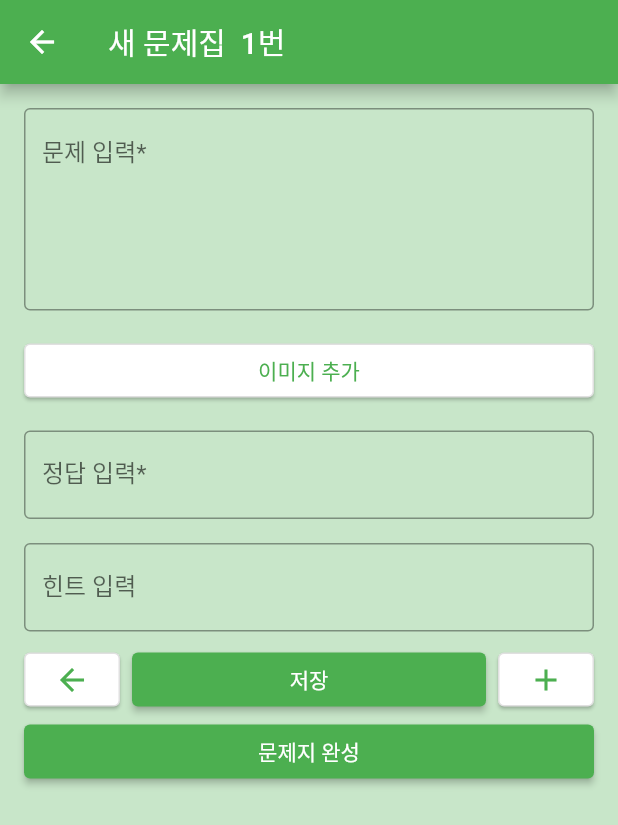
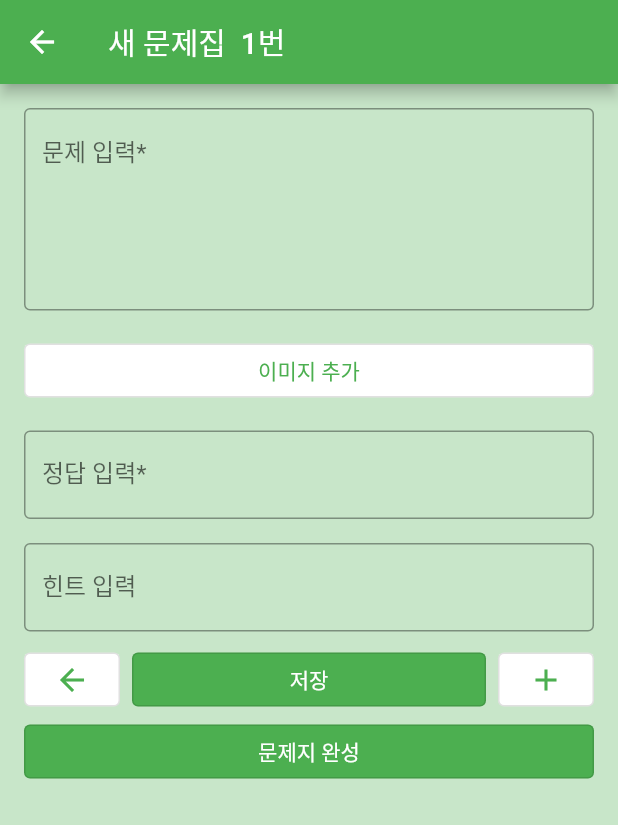
Before and after one commit to ranxe/quiz_book, a Flutter app: the NewWorkbookPage screen opened by its route, after a tap on "간단히 만들기", on a phone screen of 412 x 824 dp. Shown: the top 825 px of the screen. Run offline on Flutter 3.47's test engine with Material 2 defaults, Android fonts, the phone set to English and light mode, and no system bars; our stand-ins replace get.

Commit message:
Add common components : PrimaryButton, SecondaryButton

```diff
--- /dev/null
+++ b/lib/components/primary_button.dart
@@ -0,0 +1,27 @@
+import 'package:flutter/material.dart';
+import 'package:quiz_book/constant/constant.dart';
+
+class PrimaryButton extends StatelessWidget {
+  const PrimaryButton({
+    Key? key,
+    required this.onPressed,
+    required this.text,
+  }) : super(key: key);
+
+  final Function onPressed;
+  final String text;
+
+  @override
+  Widget build(BuildContext context) {
+    return OutlinedButton(
+      style: OutlinedButton.styleFrom(
+        backgroundColor: primaryColor,
+      ),
+      onPressed: () {
+        onPressed();
+      },
+      child: Text(text,
+        style : const TextStyle(color: Colors.white)),
+    );
+  }
+}
--- /dev/null
+++ b/lib/components/secondary_button .dart
@@ -0,0 +1,26 @@
+import 'package:flutter/material.dart';
+import 'package:quiz_book/constant/constant.dart';
+
+class SecondaryButton extends StatelessWidget {
+  const SecondaryButton({
+    Key? key,
+    required this.onPressed,
+    required this.text,
+  }) : super(key: key);
+
+  final Function onPressed;
+  final String text;
+
+  @override
+  Widget build(BuildContext context) {
+    return OutlinedButton(
+      style: OutlinedButton.styleFrom(
+        backgroundColor: secondaryColor,
+      ),
+      onPressed: () {
+        onPressed();
+      },
+      child: Text(text)
+    );
+  }
+}
--- a/lib/constant/constant.dart
+++ b/lib/constant/constant.dart
@@ -2,7 +2,8 @@ import 'package:flutter/material.dart';
 
 String defaultName = '새 문제집';
 
-MaterialColor primaryColor= Colors.green;
+MaterialColor primaryColor = Colors.green;
+Color secondaryColor = Colors.white;
 
 List<Color> pallete = [
   Colors.white,
--- a/lib/screens/home_page.dart
+++ b/lib/screens/home_page.dart
@@ -21,8 +21,8 @@ class HomePage extends StatelessWidget {
               child: Column(
                 mainAxisSize : MainAxisSize.min,
                 children: [
-                  ElevatedButton(
-                    style : ElevatedButton.styleFrom(
+                  OutlinedButton(
+                    style : OutlinedButton.styleFrom(
                       backgroundColor : Colors.white
                     ),
                     onPressed: () {
@@ -51,7 +51,7 @@ class HomePage extends StatelessWidget {
                 mainAxisSize : MainAxisSize.min,
                 children: [
                   OutlinedButton(
-                    style : ElevatedButton.styleFrom(
+                    style : OutlinedButton.styleFrom(
                       backgroundColor : Colors.white
                     ),
                     onPressed: () {
--- a/lib/screens/new_workbook_page.dart
+++ b/lib/screens/new_workbook_page.dart
@@ -1,6 +1,8 @@
 import 'package:flutter/material.dart';
 import 'package:get/get.dart';
 import 'package:quiz_book/components/color_selector.dart';
+import 'package:quiz_book/components/primary_button.dart';
+import 'package:quiz_book/components/secondary_button%20.dart';
 import 'package:quiz_book/constant/constant.dart';
 import 'package:quiz_book/controller/workbook_controller.dart';
 
@@ -51,7 +53,7 @@ class _NewWorkbookPageState extends State<NewWorkbookPage> {
               GetX<WorkbookController>(
                 builder: (controller) {
                   return OutlinedButton(
-                      style : ElevatedButton.styleFrom(
+                      style : OutlinedButton.styleFrom(
                         backgroundColor : controller.color.value
                       ),
                       child: SizedBox(
@@ -143,28 +145,24 @@ class _NewWorkbookPageState extends State<NewWorkbookPage> {
                 padding: const EdgeInsets.all(8.0),
                 child: GetBuilder<WorkbookController>(
                   builder: (controller) {
-                    return ElevatedButton(
+                    return PrimaryButton(
                       onPressed: () {
                         FocusScope.of(context).unfocus();
                         Get.offNamed('/new/simple');
                       },
-                      child: const Text('간단히 만들기')
+                      text: '간단히 만들기'
                     );
                   }
                 ),
               ),
               GetBuilder<WorkbookController>(
                 builder: (controller) {
-                  return OutlinedButton(
-                    style: OutlinedButton.styleFrom(
-                      backgroundColor: Colors.white,
-                      elevation: 1.0
-                    ),
+                  return SecondaryButton(
                     onPressed: (){
                       FocusScope.of(context).unfocus();
                       Get.offNamed('/new/exel');
                     },
-                    child: const Text('엑셀로 만들기')
+                    text: '엑셀로 만들기'
                   );
                 }
               ),
--- a/lib/screens/new_workbook_simple_page.dart
+++ b/lib/screens/new_workbook_simple_page.dart
@@ -1,5 +1,7 @@
 import 'package:flutter/material.dart';
 import 'package:get/get.dart';
+import 'package:quiz_book/components/primary_button.dart';
+import 'package:quiz_book/components/secondary_button%20.dart';
 import 'package:quiz_book/controller/workbook_controller.dart';
 import 'package:quiz_book/models/problem.dart';
 
@@ -70,13 +72,9 @@ class _NewWorkbookSimplePageState extends State<NewWorkbookSimplePage> {
                   ),
                   Padding(
                     padding: const EdgeInsets.all(8.0),
-                    child: OutlinedButton(
-                      style: OutlinedButton.styleFrom(
-                        backgroundColor: Colors.white,
-                        elevation: 1.0
-                      ),
+                    child: SecondaryButton(
                       onPressed: () {},
-                      child: const Text('이미지 추가')
+                      text: '이미지 추가'
                     ),
                   ),
                   Padding(
@@ -116,7 +114,7 @@ class _NewWorkbookSimplePageState extends State<NewWorkbookSimplePage> {
                     child: Row(
                       mainAxisAlignment : MainAxisAlignment.spaceBetween,
                       children: [
-                        controller.page != 0 ? ElevatedButton(
+                        controller.page != 0 ? OutlinedButton(
                           onPressed: () {
                             controller.previousPage();
                             _formKey.currentState?.reset();
@@ -133,7 +131,6 @@ class _NewWorkbookSimplePageState extends State<NewWorkbookSimplePage> {
                         ) : OutlinedButton(
                               style: OutlinedButton.styleFrom(
                                 backgroundColor: Colors.white,
-                                elevation: 1.0
                               ),
                               onPressed: () {},
                               child: const Icon(Icons.arrow_back)
@@ -141,7 +138,7 @@ class _NewWorkbookSimplePageState extends State<NewWorkbookSimplePage> {
                         Expanded(
                           child: Padding(
                             padding: const EdgeInsets.symmetric(horizontal: 8.0),
-                            child: ElevatedButton(
+                            child: PrimaryButton(
                               onPressed: () {
                                 if(_formKey.currentState!.validate()){
                                   FocusScope.of(context).unfocus();
@@ -157,12 +154,12 @@ class _NewWorkbookSimplePageState extends State<NewWorkbookSimplePage> {
                                   );
                                 }
                               },
-                              child: const Text("저장")
+                              text: "저장"
                             ),
                           ),
                         ),
                         controller.page +1 < controller.problems.length ?
-                        ElevatedButton(
+                        OutlinedButton(
                           onPressed: () {
                             controller.nextPage();
                             setState(() {
@@ -179,7 +176,6 @@ class _NewWorkbookSimplePageState extends State<NewWorkbookSimplePage> {
                         ) : OutlinedButton(
                               style: OutlinedButton.styleFrom(
                                 backgroundColor: Colors.white,
-                                elevation: 1.0
                               ),
                               onPressed: () {
                                 if(controller.page + 1 == controller.problems.length){
@@ -203,13 +199,13 @@ class _NewWorkbookSimplePageState extends State<NewWorkbookSimplePage> {
                   ),
                   Padding(
                     padding: const EdgeInsets.symmetric(horizontal : 8.0),
-                    child: ElevatedButton(
+                    child: PrimaryButton(
                           onPressed: () {
                             if (controller.problems.isNotEmpty) {
                               Get.offNamed('/new/complete');
                             }
                           },
-                          child: const Text('문제지 완성')
+                          text: '문제지 완성'
                     ),
                   )
                 ],
```
Also changed, not shown: lib/components/quiz_setting.dart (+5 -3 lines), lib/screens/new_workbook_complete_page.dart (+7 -8 lines), lib/screens/workbook_grade_page.dart (+6 -8 lines), lib/screens/workbook_menu_page.dart (+8 -10 lines), lib/screens/workbook_quiz_page.dart (+4 -3 lines).
